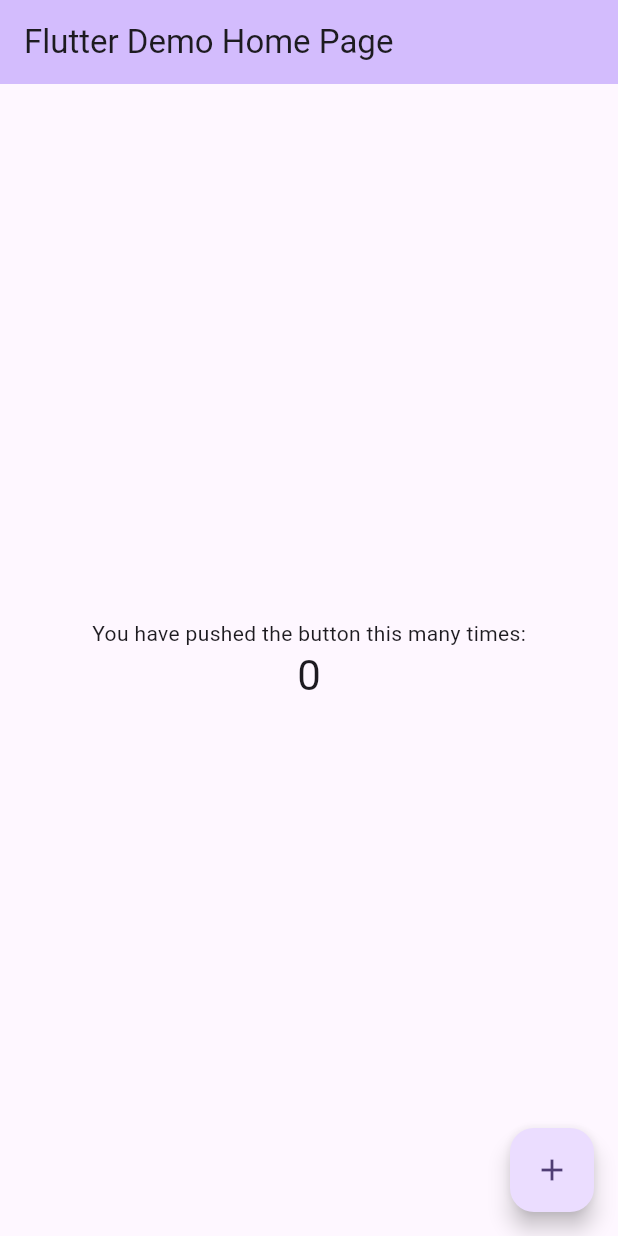
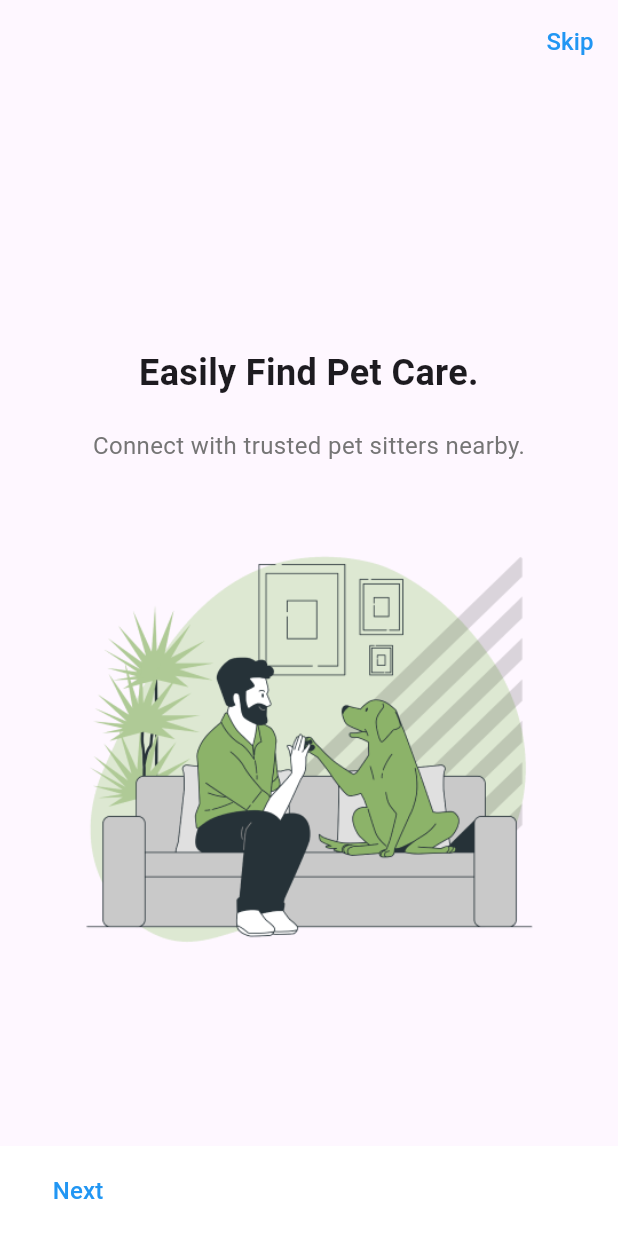
Before and after one commit to Jocho14/pethub, a Flutter app: the screen it shows after launch, on a phone screen of 412 x 824 dp. Run offline on Flutter 3.47's test engine with Material 3 defaults, Android fonts, the phone set to English and light mode, and no system bars.

Commit message:
feat: added initial project structure & onboarding screen

```diff
--- a/lib/main.dart
+++ b/lib/main.dart
@@ -1,4 +1,5 @@
 import 'package:flutter/material.dart';
+import 'screens/onBoarding/onboarding_screen.dart';
 
 void main() {
   runApp(const MyApp());
@@ -13,40 +14,17 @@
     return MaterialApp(
       title: 'Flutter Demo',
       theme: ThemeData(
-        // This is the theme of your application.
-        //
-        // TRY THIS: Try running your application with "flutter run". You'll see
-        // the application has a purple toolbar. Then, without quitting the app,
-        // try changing the seedColor in the colorScheme below to Colors.green
-        // and then invoke "hot reload" (save your changes or press the "hot
-        // reload" button in a Flutter-supported IDE, or press "r" if you used
-        // the command line to start the app).
-        //
-        // Notice that the counter didn't reset back to zero; the application
-        // state is not lost during the reload. To reset the state, use hot
-        // restart instead.
-        //
-        // This works for code too, not just values: Most code changes can be
-        // tested with just a hot reload.
         colorScheme: ColorScheme.fromSeed(seedColor: Colors.deepPurple),
         useMaterial3: true,
       ),
-      home: const MyHomePage(title: 'Flutter Demo Home Page'),
+      //home: const MyHomePage(title: 'Flutter Demo Home Page'),
+      home: OnboardingScreen(),
     );
   }
 }
 
 class MyHomePage extends StatefulWidget {
   const MyHomePage({super.key, required this.title});
-
-  // This widget is the home page of your application. It is stateful, meaning
-  // that it has a State object (defined below) that contains fields that affect
-  // how it looks.
-
-  // This class is the configuration for the state. It holds the values (in this
-  // case the title) provided by the parent (in this case the App widget) and
-  // used by the build method of the State. Fields in a Widget subclass are
-  // always marked "final".
 
   final String title;
 
@@ -59,50 +37,19 @@
 
   void _incrementCounter() {
     setState(() {
-      // This call to setState tells the Flutter framework that something has
-      // changed in this State, which causes it to rerun the build method below
-      // so that the display can reflect the updated values. If we changed
-      // _counter without calling setState(), then the build method would not be
-      // called again, and so nothing would appear to happen.
       _counter++;
     });
   }
 
   @override
   Widget build(BuildContext context) {
-    // This method is rerun every time setState is called, for instance as done
-    // by the _incrementCounter method above.
-    //
-    // The Flutter framework has been optimized to make rerunning build methods
-    // fast, so that you can just rebuild anything that needs updating rather
-    // than having to individually change instances of widgets.
     return Scaffold(
       appBar: AppBar(
-        // TRY THIS: Try changing the color here to a specific color (to
-        // Colors.amber, perhaps?) and trigger a hot reload to see the AppBar
-        // change color while the other colors stay the same.
         backgroundColor: Theme.of(context).colorScheme.inversePrimary,
-        // Here we take the value from the MyHomePage object that was created by
-        // the App.build method, and use it to set our appbar title.
         title: Text(widget.title),
       ),
       body: Center(
-        // Center is a layout widget. It takes a single child and positions it
-        // in the middle of the parent.
         child: Column(
-          // Column is also a layout widget. It takes a list of children and
-          // arranges them vertically. By default, it sizes itself to fit its
-          // children horizontally, and tries to be as tall as its parent.
-          //
-          // Column has various properties to control how it sizes itself and
-          // how it positions its children. Here we use mainAxisAlignment to
-          // center the children vertically; the main axis here is the vertical
-          // axis because Columns are vertical (the cross axis would be
-          // horizontal).
-          //
-          // TRY THIS: Invoke "debug painting" (choose the "Toggle Debug Paint"
-          // action in the IDE, or press "p" in the console), to see the
-          // wireframe for each widget.
           mainAxisAlignment: MainAxisAlignment.center,
           children: <Widget>[
             const Text(
@@ -119,7 +66,7 @@
         onPressed: _incrementCounter,
         tooltip: 'Increment',
         child: const Icon(Icons.add),
-      ), // This trailing comma makes auto-formatting nicer for build methods.
+      ),
     );
   }
 }
--- /dev/null
+++ b/lib/models/onboarding/onboarding_model.dart
@@ -0,0 +1,11 @@
+class OnboardingPageModel {
+  final String title;
+  final String summary;
+  final String image;
+
+  OnboardingPageModel({
+    required this.title,
+    required this.summary,
+    required this.image,
+  });
+}
--- /dev/null
+++ b/lib/screens/onBoarding/onboarding_screen.dart
@@ -0,0 +1,198 @@
+import 'package:flutter/material.dart';
+import '../../models/onboarding/onboarding_model.dart';
+
+class OnboardingScreen extends StatefulWidget {
+  @override
+  _OnboardingScreenState createState() => _OnboardingScreenState();
+}
+
+class _OnboardingScreenState extends State<OnboardingScreen> {
+  final PageController _pageController = PageController();
+  int _currentPage = 0;
+
+  // Using the OnboardingPageModel object
+  final List<OnboardingPageModel> onboardingPages = [
+    OnboardingPageModel(
+      title: 'Easily Find Pet Care.',
+      summary: 'Connect with trusted pet sitters nearby.',
+      image: 'assets/images/onboarding_1.png',
+    ),
+    OnboardingPageModel(
+      title: 'Help Others with Their Pets.',
+      summary: 'Take care of pets when their owners need help.',
+      image: 'assets/images/onboarding_2.png',
+    ),
+    OnboardingPageModel(
+      title: 'Track Requests Seamlessly.',
+      summary: 'Easily manage your requests and offers to help.',
+      image: 'assets/images/onboarding_3.png',
+    ),
+    OnboardingPageModel(
+      title: 'Get Started Now!',
+      summary: 'Sign up today to find the perfect care for your pets.',
+      image: 'assets/images/onboarding_4.png',
+    ),
+  ];
+
+  void _goToNextPage() {
+    if (_currentPage < onboardingPages.length - 1) {
+      _pageController.nextPage(
+        duration: Duration(milliseconds: 300),
+        curve: Curves.easeIn,
+      );
+    }
+  }
+
+  void _skipToLastPage() {
+    _pageController.animateToPage(
+      onboardingPages.length - 1,
+      duration: Duration(milliseconds: 300),
+      curve: Curves.easeIn,
+    );
+  }
+
+  void _onPageChanged(int index) {
+    setState(() {
+      _currentPage = index;
+    });
+  }
+
+  @override
+  void dispose() {
+    _pageController.dispose();
+    super.dispose();
+  }
+
+  @override
+  Widget build(BuildContext context) {
+    return Scaffold(
+      appBar: AppBar(
+        backgroundColor: Colors.transparent,
+        elevation: 0,
+        actions: [
+          TextButton(
+            onPressed: _skipToLastPage,
+            child: Text(
+              'Skip',
+              style: TextStyle(
+                color: Colors.blue,
+                fontSize: 16,
+              ),
+            ),
+          ),
+        ],
+      ),
+      body: PageView.builder(
+        controller: _pageController,
+        onPageChanged: _onPageChanged,
+        itemCount: onboardingPages.length,
+        itemBuilder: (context, index) {
+          return OnboardingPage(
+            pageModel: onboardingPages[index], // Pass custom model
+          );
+        },
+      ),
+      bottomSheet: _currentPage == onboardingPages.length - 1
+          ? _buildGetStartedButton()
+          : _buildBottomNavigation(),
+    );
+  }
+
+  Widget _buildBottomNavigation() {
+    return Container(
+      height: 60,
+      width: double.infinity,
+      color: Colors.white,
+      padding: EdgeInsets.symmetric(horizontal: 20),
+      child: Row(
+        mainAxisAlignment: MainAxisAlignment.spaceBetween,
+        children: [
+          TextButton(
+            onPressed: _goToNextPage,
+            child: Text(
+              'Next',
+              style: TextStyle(
+                color: Colors.blue,
+                fontSize: 16,
+              ),
+            ),
+          ),
+        ],
+      ),
+    );
+  }
+
+  Widget _buildGetStartedButton() {
+    return Container(
+      height: 60,
+      width: double.infinity,
+      color: Colors.white,
+      child: Center(
+        child: ElevatedButton(
+          onPressed: () {
+            // Navigate to the next screen after onboarding
+            Navigator.pushReplacementNamed(context, '/home');
+          },
+          child: Text(
+            'Get Started',
+            style: TextStyle(
+              fontSize: 16,
+            ),
+          ),
+          style: ElevatedButton.styleFrom(
+            backgroundColor: Colors.blue,
+            padding: EdgeInsets.symmetric(horizontal: 100, vertical: 15),
+          ),
+        ),
+      ),
+    );
+  }
+}
+
+// Individual Onboarding Page widget
+class OnboardingPage extends StatelessWidget {
+  final OnboardingPageModel pageModel;
+
+  const OnboardingPage({
+    required this.pageModel,
+  });
+
+  @override
+  Widget build(BuildContext context) {
+    return Padding(
+      padding: const EdgeInsets.all(20.0),
+      child: Column(
+        mainAxisAlignment: MainAxisAlignment.center,
+        children: [
+          // Title
+          Text(
+            pageModel.title,
+            style: TextStyle(
+              fontSize: 24,
+              fontWeight: FontWeight.bold,
+            ),
+            textAlign: TextAlign.center,
+          ),
+          SizedBox(height: 20),
+
+          // Summary
+          Text(
+            pageModel.summary,
+            style: TextStyle(
+              fontSize: 16,
+              color: Colors.grey[600],
+            ),
+            textAlign: TextAlign.center,
+          ),
+          SizedBox(height: 40),
+
+          // Image
+          Image.asset(
+            pageModel.image,
+            height: 300,
+          ),
+        ],
+      ),
+    );
+  }
+}
--- a/pubspec.yaml
+++ b/pubspec.yaml
@@ -2,7 +2,7 @@ name: pethub
 description: "A new Flutter project."
 # The following line prevents the package from being accidentally published to
 # pub.dev using `flutter pub publish`. This is preferred for private packages.
-publish_to: 'none' # Remove this line if you wish to publish to pub.dev
+publish_to: "none" # Remove this line if you wish to publish to pub.dev
 
 # The following defines the version and build number for your application.
 # A version number is three numbers separated by dots, like 1.2.43
@@ -31,7 +31,6 @@ dependencies:
   flutter:
     sdk: flutter
 
-
   # The following adds the Cupertino Icons font to your application.
   # Use with the CupertinoIcons class for iOS style icons.
   cupertino_icons: ^1.0.8
@@ -52,6 +51,8 @@ dev_dependencies:
 
 # The following section is specific to Flutter packages.
 flutter:
+  assets:
+    - assets/images/
 
   # The following line ensures that the Material Icons font is
   # included with your application, so that you can use the icons in
```
Also changed, not shown: assets/images/onboarding_1.png (added), assets/images/onboarding_2.png (added), assets/images/onboarding_3.png (added), assets/images/onboarding_4.png (added), lib/models/home/home_model.dart (added), lib/screens/auth/login_screen.dart (added), lib/screens/auth/signup_screen.dart (added), lib/screens/home/home_screen.dart (added), lib/utils/util.dart (added), lib/widgets/home/post.dart (added).
